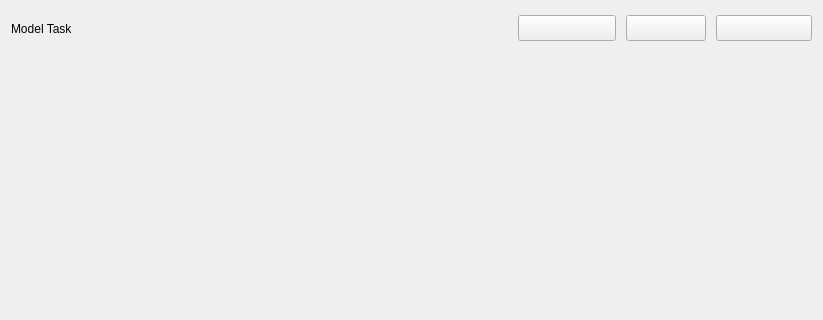
First picture: the form in OgmUI/ogmtaskmodelconfigui.ui, repository SunsetFrost/ogms_desktop, before the edit; both pictures show x 0 to 823 and y 0 to 320 of the 823 by 552 pixel window.
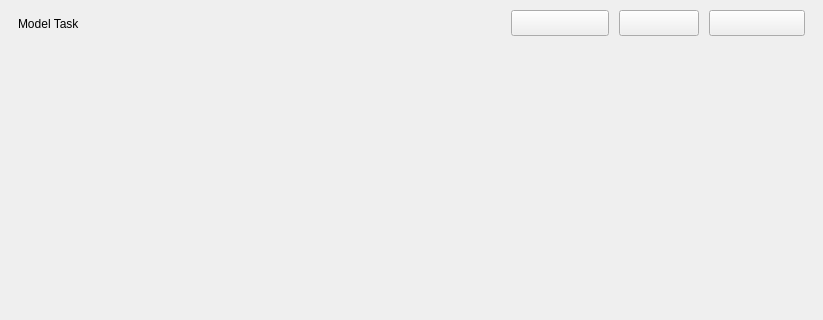
Second picture: the form after the edit.

Patch:
```diff
--- a/OgmUI/ogmtaskmodelconfigui.ui
+++ b/OgmUI/ogmtaskmodelconfigui.ui
@@ -14,6 +14,21 @@
    <string>Form</string>
   </property>
   <layout class="QVBoxLayout" name="verticalLayout">
+   <property name="spacing">
+    <number>12</number>
+   </property>
+   <property name="leftMargin">
+    <number>18</number>
+   </property>
+   <property name="topMargin">
+    <number>6</number>
+   </property>
+   <property name="rightMargin">
+    <number>18</number>
+   </property>
+   <property name="bottomMargin">
+    <number>12</number>
+   </property>
    <item>
     <widget class="QWidget" name="widget" native="true">
      <property name="sizePolicy">
```
